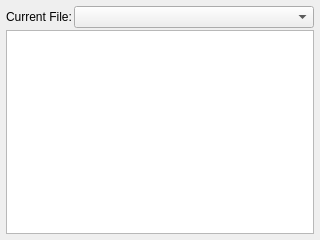
This is ui/EditorWidget.ui in kipr/botui as Qt 5 draws it before an edit. The edited form follows.
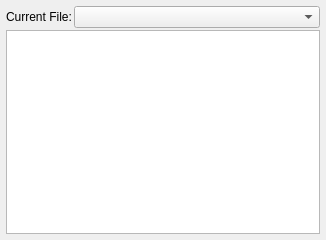
This is the edited form.

Commit message: Added the ability to delete and add files in the editor widget.

Diff of the .ui file:
```diff
--- a/ui/EditorWidget.ui
+++ b/ui/EditorWidget.ui
@@ -6,7 +6,7 @@
    <rect>
     <x>0</x>
     <y>0</y>
-    <width>320</width>
+    <width>326</width>
     <height>240</height>
    </rect>
   </property>
```
The commit also changes 2 other files.
